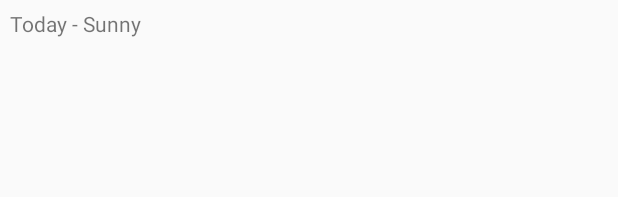
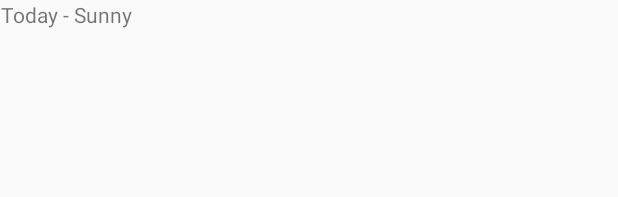
Before and after one commit to irvingDevMobi/mysunshineapp, an Android app: the layout list_item_forecast.xml on its own in the app's theme, with its tools: preview values and no code run, on a phone screen of 412 x 824 dp. Shown: the top 197 px of the screen. Run offline under Robolectric (Android 15) with nearby library versions, the phone set to English and light mode, and no system bars.

```diff
--- a/app/src/main/res/layout/list_item_forecast.xml
+++ b/app/src/main/res/layout/list_item_forecast.xml
@@ -1,16 +1,9 @@
 <?xml version="1.0" encoding="utf-8"?>
-<LinearLayout xmlns:android="http://schemas.android.com/apk/res/android"
+<TextView
+    xmlns:android="http://schemas.android.com/apk/res/android"
     xmlns:tools="http://schemas.android.com/tools"
-              android:padding="@dimen/gral_cell_padding"
-    android:orientation="vertical" android:layout_width="match_parent"
-    android:layout_height="match_parent">
-
-    <TextView
-        android:id="@+id/list_item_forecast_textview"
-        tools:text="Today - Sunny "
-        android:maxHeight="?android:attr/listPreferredItemHeight"
-        android:gravity="center"
-        android:layout_width="wrap_content"
-        android:layout_height="wrap_content" />
-
-</LinearLayout>
+    android:id="@+id/list_item_forecast_textview"
+    tools:text="Today - Sunny "
+    android:gravity="center"
+    android:layout_width="wrap_content"
+    android:layout_height="wrap_content"/>
```
Also changed, not shown: app/src/main/java/com/example/android/sunshine/app/ForecastAdapter.java (added, +71 -0 lines), app/src/main/java/com/example/android/sunshine/app/Utility.java (added, +53 -0 lines).
